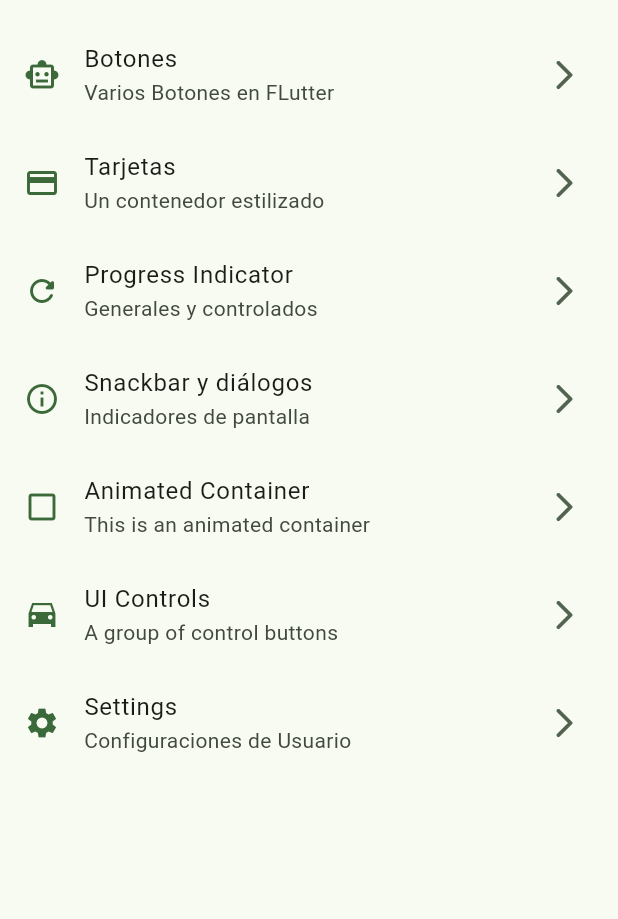
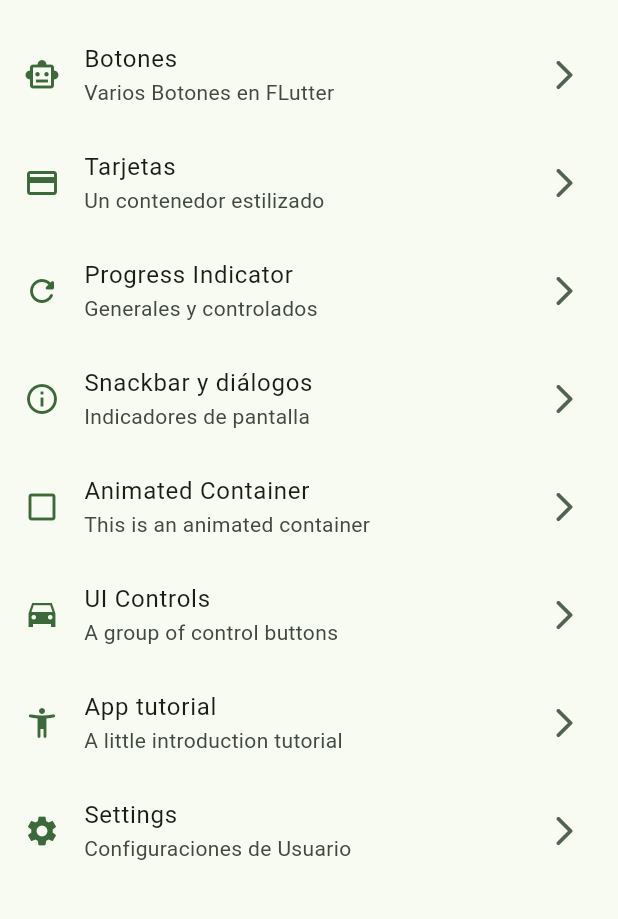
Before and after one commit to santacruzandres1/widgets_app, a Flutter app: the screen it shows after launch, on a phone screen of 412 x 824 dp, the part 63-982 px from its top. Run offline on Flutter 3.47's test engine with Material 3 defaults, Android fonts, the phone set to English and light mode, and no system bars; our stand-ins replace go_router.

```diff
--- a/lib/config/menu_items/menu_items.dart
+++ b/lib/config/menu_items/menu_items.dart
@@ -62,6 +62,13 @@ const appMenuItems = <MenuItems>[
     // routeName: '/settings_screen',
   ),
     MenuItems(
+    title: 'App tutorial',
+    subTitle: 'A little introduction tutorial',
+    link: '/app-tutorial',
+    icon: Icons.accessibility_new_rounded,
+    // routeName: '/settings_screen',
+  ),
+    MenuItems(
     title: 'Settings',
     subTitle: 'Configuraciones de Usuario',
     link: '/settings',
--- a/lib/config/router/app_go_router.dart
+++ b/lib/config/router/app_go_router.dart
@@ -41,6 +41,10 @@ final goAppRouter = GoRouter(
       builder: (context, state) => const UiControlsScreen(),
     ),
     GoRoute(
+      path: '/app-tutorial',
+      builder: (context, state) => const AppTutorialScreen(),
+    ),
+    GoRoute(
       path: '/settings',
       name: SettingsScreen.name,
       builder: (context, state) => const SettingsScreen(),
--- a/lib/presentation/screens/screens.dart
+++ b/lib/presentation/screens/screens.dart
@@ -1,5 +1,5 @@
+export 'package:widgets_app/presentation/screens/app_tutorial/app_tutorial.dart';
 export 'package:widgets_app/presentation/screens/animated/animated_screen.dart';
-export 'package:widgets_app/presentation/screens/app_tutorial/app_tutorial.dart';
 export 'package:widgets_app/presentation/screens/buttons/buttons_screen.dart';
 export 'package:widgets_app/presentation/screens/cards/cards_screen.dart';
 export 'package:widgets_app/presentation/screens/home/home_screen.dart';
--- a/pubspec.yaml
+++ b/pubspec.yaml
@@ -18,3 +18,6 @@ dev_dependencies:
 
 flutter:
   uses-material-design: true
+
+assets:
+  - assets/images/
```
Also changed, not shown: lib/presentation/screens/app_tutorial/app_tutorial.dart (+15 -1 lines), assets/Images/1.png (added), assets/Images/2.png (added), assets/Images/3.png (added), assets/Images/jar-loading.gif (added).
